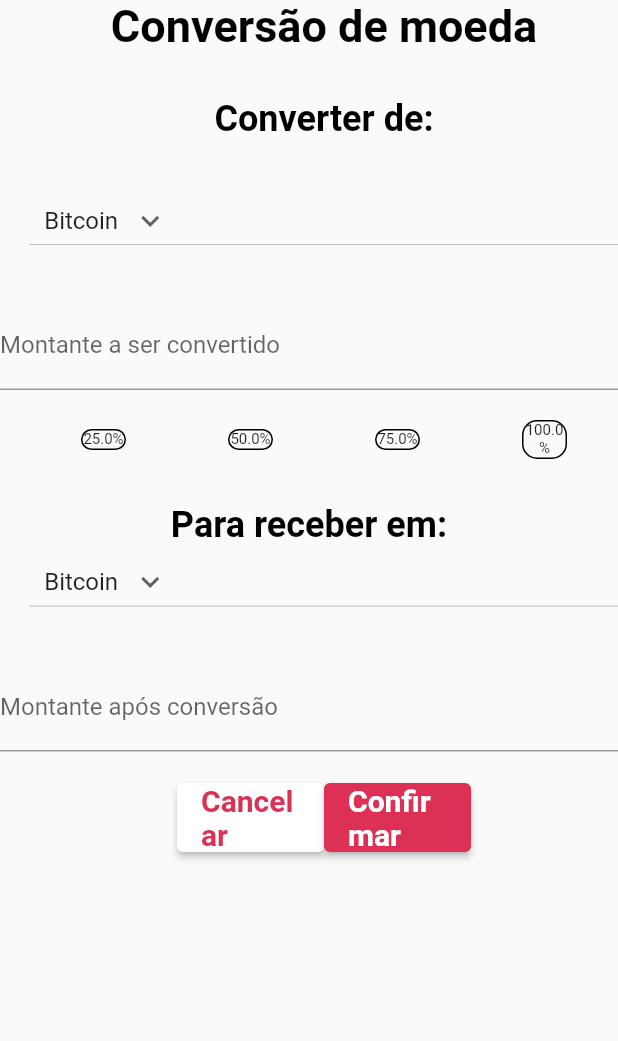
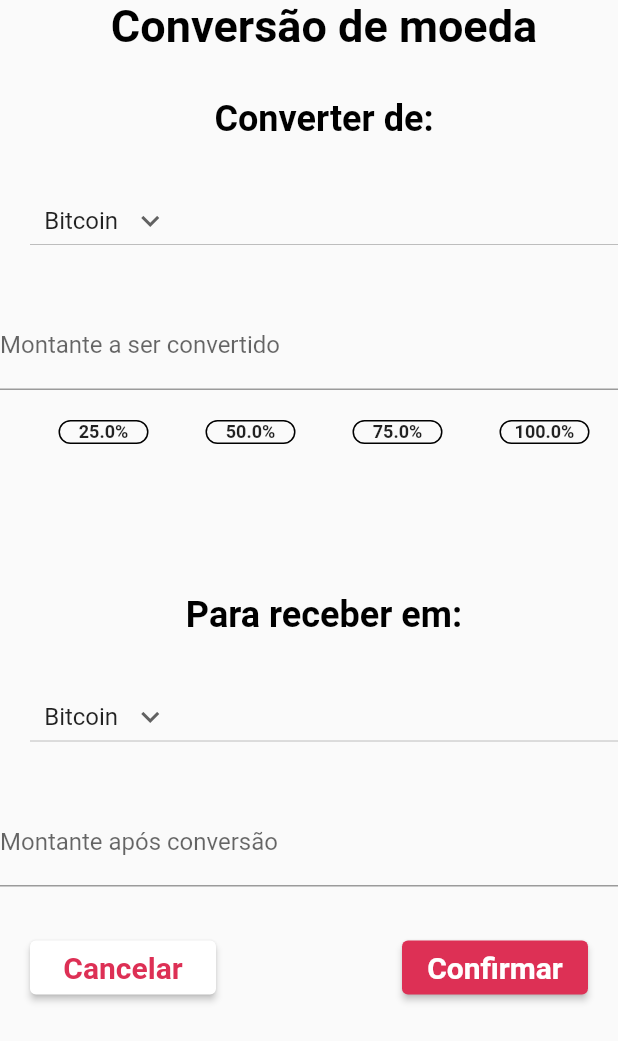
Before and after one commit to BrunoSabadini/WorkTestProject, a Flutter app: the CoinsConversionWidget screen opened by its route, on a phone screen of 412 x 824 dp. Shown: the top 1041 px of the screen. Run offline on Flutter 3.47's test engine with Material 2 defaults, Android fonts, the phone set to English and light mode, and no system bars; our stand-ins replace syncfusion_flutter_charts.

Commit message:
Some more Alterations everywhere

```diff
--- a/lib/Models/CoinConversion.dart
+++ b/lib/Models/CoinConversion.dart
@@ -18,6 +18,7 @@ class CoinsConversionState extends State<CoinsConversionWidget> {
   String textToConversionField = "Montante a ser convertido";
   String textToConvertedField = "Montante após conversão";
   int myIntVar = 0;
+  String recieveTypedFieldValues = "";
 
   var items = [
     'Bitcoin',
@@ -73,10 +74,9 @@ class CoinsConversionState extends State<CoinsConversionWidget> {
     return resultAfterConversion;
   }
 
-  Widget conversionField(
-      String recieveFieldValues, String staticConversionFieldText) {
+  Widget conversionField(String staticConversionFieldText) {
     return TextFormField(
-      controller: TextEditingController(text: recieveFieldValues),
+      controller: TextEditingController(text: recieveTypedFieldValues),
       keyboardType: TextInputType.number,
       decoration: InputDecoration(
         border: const UnderlineInputBorder(),
@@ -91,7 +91,7 @@ class CoinsConversionState extends State<CoinsConversionWidget> {
 
     return Center(
         child: SizedBox(
-            width: 30,
+            width: 60,
             child: Material(
                 child: InkWell(
                     onTap: () {
@@ -114,7 +114,10 @@ class CoinsConversionState extends State<CoinsConversionWidget> {
                         child: Text(
                           "$percentage" "%",
                           textAlign: TextAlign.center,
-                          style: const TextStyle(fontSize: 10),
+                          style: const TextStyle(
+                            fontSize: 12,
+                            fontWeight: FontWeight.bold,
+                          ),
                         ),
                         decoration: BoxDecoration(
                             border: Border.all(
@@ -160,7 +163,7 @@ class CoinsConversionState extends State<CoinsConversionWidget> {
               });
             },
           )),
-      conversionField(conversionFieldAmount, textToConversionField),
+      conversionField(textToConversionField),
       Padding(
           padding: const EdgeInsets.fromLTRB(20, 20, 0, 30),
           child: Row(children: [
@@ -169,7 +172,9 @@ class CoinsConversionState extends State<CoinsConversionWidget> {
             Expanded(child: percetageToConvertCoin(75)),
             Expanded(child: percetageToConvertCoin(100))
           ])),
-      textTitles("Para receber em:"),
+      Padding(
+          padding: const EdgeInsets.fromLTRB(20, 70, 0, 30),
+          child: textTitles("Para receber em:")),
       Padding(
           padding: const EdgeInsets.fromLTRB(20, 0, 0, 30),
           child: DropdownButton(
@@ -188,25 +193,24 @@ class CoinsConversionState extends State<CoinsConversionWidget> {
               });
             },
           )),
-      conversionField(convertedFieldAmount, textToConvertedField),
+      conversionField(textToConvertedField),
       Padding(
-        padding: const EdgeInsets.fromLTRB(20, 20, 0, 30),
+        padding: const EdgeInsets.fromLTRB(20, 30, 20, 30),
         child: Row(children: [
-          const Spacer(),
+          // const Spacer(),
           Expanded(
               child: Provider.of<StateController>(context, listen: true)
                   .elevatedButton(context, "Cancelar",
-                      width: double.infinity,
                       backgroundButtonColor:
                           const Color.fromARGB(255, 255, 255, 255),
                       textButtonColor: const Color.fromARGB(255, 221, 48, 85),
                       routeNavigator: '/bitcoin')),
+          const Spacer(),
           Expanded(
               child: Provider.of<StateController>(context, listen: true)
                   .elevatedButton(context, "Confirmar",
-                      width: double.infinity,
                       routeNavigator: '/completedConversion')),
-          const Spacer(),
+          // const Spacer(),
         ]),
       )
     ]));
--- a/lib/Models/Transactions.dart
+++ b/lib/Models/Transactions.dart
@@ -9,7 +9,7 @@ class TransactionsState extends State<TransactionsWidget> {
         body: Stack(children: <Widget>[
       ListView(children: <Widget>[
         const Padding(
-            padding: EdgeInsets.fromLTRB(20, 20, 0, 10),
+            padding: EdgeInsets.fromLTRB(20, 60, 0, 10),
             child: Text("Informações",
                 style: TextStyle(
                     fontSize: 24,
--- a/lib/Models/WalletDetailsPageModel.dart
+++ b/lib/Models/WalletDetailsPageModel.dart
@@ -32,6 +32,7 @@ class DetailsPageModelState extends State<DetailsPageModelWidget> {
     final DateTime nowTime = DateTime.now();
     List<ChartSampleData> test = <ChartSampleData>[];
     randomNumbers = [];
+
     for (var i = 0; i < numberOfSpots; i++) {
       final date = nowTime.subtract(Duration(days: i));
       randomNumbers.add(Random().nextInt(1000));
@@ -103,7 +104,7 @@ class DetailsPageModelState extends State<DetailsPageModelWidget> {
     return Scaffold(
         appBar: AppBar(
             iconTheme: const IconThemeData(
-              color: Colors.black, //change your color here
+              color: Colors.black,
             ),
             leading: IconButton(
               icon: const Icon(Icons.arrow_back, color: Colors.black),
@@ -248,5 +249,5 @@ class ChartSampleData {
   ChartSampleData({this.x, this.yValue});
 
   final DateTime? x;
-  final double? yValue;
+  final num? yValue;
 }
--- a/lib/StateController.dart
+++ b/lib/StateController.dart
@@ -82,7 +82,7 @@ class StateController with ChangeNotifier {
     if (backgroundColorVerification == null) {
       return Container(
         margin: const EdgeInsets.only(top: 10.0),
-        width: 55,
+        width: 90,
         child: Text(
           text,
           textAlign: TextAlign.center,
@@ -93,7 +93,7 @@ class StateController with ChangeNotifier {
     if (backgroundColorVerification > 0) {
       return Container(
         margin: const EdgeInsets.only(top: 10.0),
-        width: 55,
+        width: 70,
         decoration: const BoxDecoration(
             borderRadius: BorderRadius.all(Radius.circular(10.0)),
             color: Color.fromARGB(255, 188, 255, 190)),
@@ -106,7 +106,7 @@ class StateController with ChangeNotifier {
     } else {
       return Container(
           margin: const EdgeInsets.only(top: 10.0),
-          width: 55,
+          width: 70,
           decoration: const BoxDecoration(
               borderRadius: BorderRadius.all(Radius.circular(10.0)),
               color: Color.fromARGB(157, 255, 136, 136)),
@@ -123,15 +123,16 @@ class StateController with ChangeNotifier {
     String text, {
     Color backgroundButtonColor = const Color.fromARGB(255, 221, 48, 85),
     Color textButtonColor = const Color.fromARGB(255, 255, 255, 255),
-    double width = 30,
-    double height = 50,
     double fontSize = 20,
     String routeNavigator = "Go to Error Screen",
   }) {
-    return ElevatedButton(
+    return SizedBox(
+        width: 200,
+        child: ElevatedButton(
           child: Text(text),
           onPressed: () {
-        Navigator.of(context, rootNavigator: true).pushNamed(routeNavigator);
+            Navigator.of(context, rootNavigator: true)
+                .pushNamed(routeNavigator);
           },
           style: ElevatedButton.styleFrom(
               onPrimary: textButtonColor,
@@ -140,7 +141,7 @@ class StateController with ChangeNotifier {
                 fontSize: fontSize,
                 fontWeight: FontWeight.bold,
               )),
-    );
+        ));
   }
 
   void switchShowHide() {
--- a/lib/TabBar.dart
+++ b/lib/TabBar.dart
@@ -31,8 +31,9 @@ class TabBarState extends State<TabBarWidget> {
         selectedItemColor: const Color.fromARGB(255, 3, 0, 0),
         items: const <BottomNavigationBarItem>[
           BottomNavigationBarItem(
-            icon: ImageIcon(AssetImage("lib/Icon/warren.png"),
-                color: Color.fromARGB(255, 254, 4, 4)),
+            icon: Icon(Icons.card_travel),
+            // ImageIcon(AssetImage("lib/Icon/warren.png"),
+            //       color: Color.fromARGB(255, 254, 4, 4)),
             label: 'Home',
           ),
           BottomNavigationBarItem(
```
Lines whose indentation alone changed are shown as unchanged.
